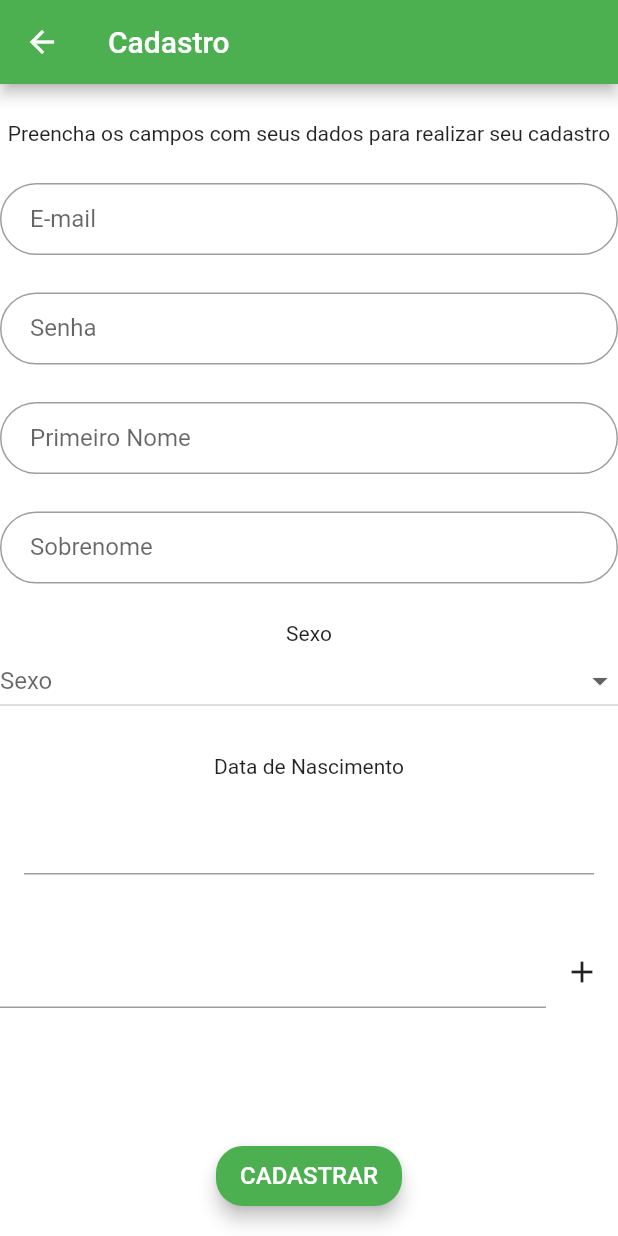
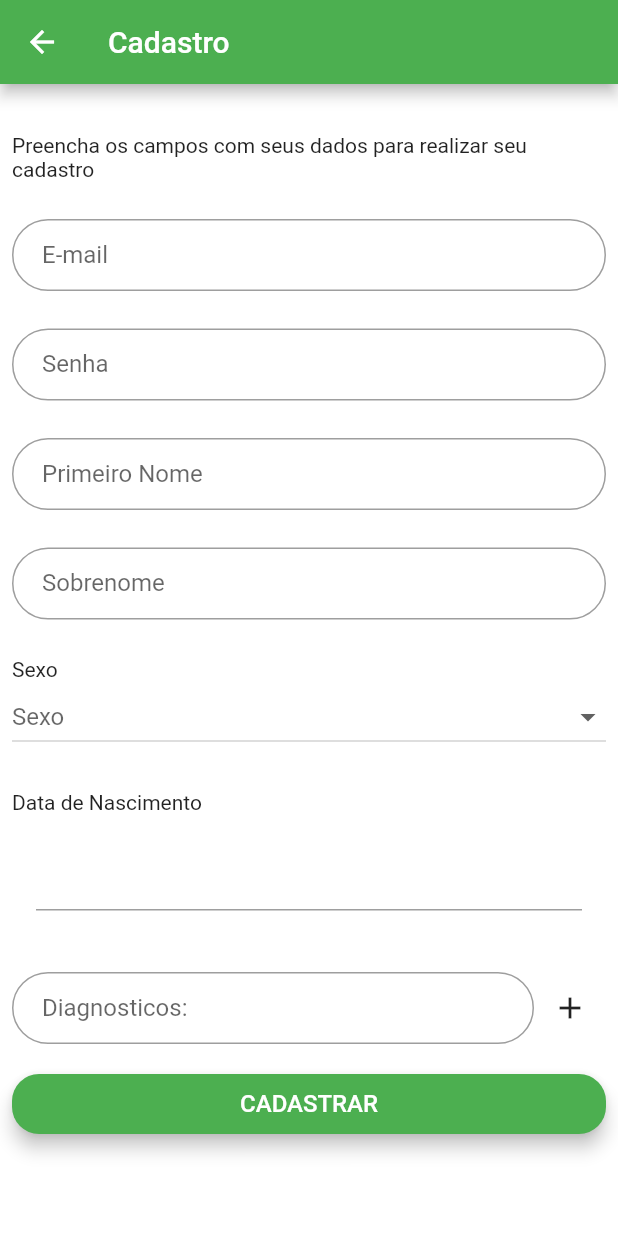
Before and after one commit to daltonbc96/afetivo, a Flutter app: the screen it shows after launch, after a tap on "CRIAR CONTA", on a phone screen of 412 x 824 dp. Run offline on Flutter 3.47's test engine with Material 2 defaults, Android fonts, the phone set to English and light mode, and no system bars; drawn by our look-alikes of datetime_picker_formfield; our stand-ins replace flutter_mobx, mobx; accounts and stored records are empty; generated files the repository leaves out were written again.

Commit message:
fix cadastro scroller

```diff
--- a/lib/pages/cadastroPage.dart
+++ b/lib/pages/cadastroPage.dart
@@ -1,9 +1,11 @@
 import 'package:afetivo/models/User.dart';
 import 'package:afetivo/pages/loginPage.dart';
+import 'package:afetivo/stores/LoginStore.dart';
 import 'package:flutter/material.dart';
 import 'package:intl/intl.dart';
 import 'package:datetime_picker_formfield/datetime_picker_formfield.dart';
 import 'package:flutter_mobx/flutter_mobx.dart';
+import 'package:provider/provider.dart';
 
 class CadastroPage extends StatefulWidget {
   static String tag = 'tag-page-cadastro';
@@ -15,6 +17,7 @@ class _State extends State<CadastroPage> {
   String sexos = 'Masculino';
   final TextEditingController diagnosticoFieldController =
       TextEditingController();
+  final TextEditingController passwordFieldController = TextEditingController();
   UserProfile userProfile = UserProfile(diagnosticos: ['TOC', 'Depressão']);
   @override
   void dispose() {
@@ -24,6 +27,7 @@ class _State extends State<CadastroPage> {
 
   @override
   Widget build(BuildContext context) {
+    final LoginStore loginStore = Provider.of<LoginStore>(context);
     final email = Observer(
         builder: (context) => TextFormField(
               keyboardType: TextInputType.emailAddress,
@@ -42,6 +46,7 @@ class _State extends State<CadastroPage> {
         builder: (context) => TextFormField(
               autofocus: false,
               obscureText: true,
+              controller: passwordFieldController,
               decoration: InputDecoration(
                 labelText: 'Senha',
                 contentPadding: EdgeInsets.fromLTRB(20.0, 10.0, 20.0, 10.0),
@@ -123,6 +128,13 @@ class _State extends State<CadastroPage> {
           Flexible(
               child: TextField(
             controller: diagnosticoFieldController,
+            decoration: InputDecoration(
+              labelText: 'Diagnosticos:',
+              contentPadding: EdgeInsets.fromLTRB(20.0, 10.0, 20.0, 10.0),
+              border: OutlineInputBorder(
+                borderRadius: BorderRadius.circular(32.0),
+              ),
+            ),
           )),
           IconButton(
             icon: const Icon(Icons.add),
@@ -130,18 +142,17 @@ class _State extends State<CadastroPage> {
               userProfile.addDiagnostico(diagnosticoFieldController.text);
               diagnosticoFieldController.text = '';
             },
-          )
+          ),
         ],
       ),
     );
 
     final diagnosticosList = Observer(
-        builder: (context) => Flexible(
-              child: ListView.builder(
-                  itemCount: userProfile.diagnosticos.length,
-                  itemBuilder: (_, index) {
-                    final String item = userProfile.diagnosticos[index];
-                    return ListTile(
+        builder: (context) => Column(
+            children: userProfile.diagnosticos
+                .map(
+                  (item) => Observer(
+                    builder: (context) => ListTile(
                       title: Row(
                         children: <Widget>[
                           Expanded(
@@ -151,12 +162,15 @@ class _State extends State<CadastroPage> {
                           )),
                           IconButton(
                             icon: const Icon(Icons.delete),
-                          onPressed: () => userProfile.deleteDiagnostico(item),
+                            onPressed: () =>
+                                userProfile.deleteDiagnostico(item),
                           )
                         ],
-                    ));
-                  }),
-            ));
+                      ),
+                    ),
+                  ),
+                )
+                .toList()));
 
     final sentBtt = Padding(
       padding: EdgeInsets.symmetric(vertical: 16.0),
@@ -169,9 +183,11 @@ class _State extends State<CadastroPage> {
         color: Theme.of(context).primaryColor,
         textColor: Colors.white,
         child: new Text("CADASTRAR", style: TextStyle(fontSize: 16.0)),
-          onPressed: () => {Navigator.of(context).pushNamed(LoginPage.tag)},
+        onPressed: () =>
+            loginStore.register(userProfile, passwordFieldController.text),
         splashColor: Colors.redAccent,
-        ));
+      ),
+    );
 
     return Scaffold(
       appBar: new AppBar(
@@ -179,7 +195,9 @@ class _State extends State<CadastroPage> {
       ),
       backgroundColor: Colors.white,
       body: Form(
-        child: Column(
+        child: Center(
+          child: ListView(
+            padding: const EdgeInsets.all(8),
             children: <Widget>[
               SizedBox(height: 25.0),
               new Text(
@@ -205,6 +223,7 @@ class _State extends State<CadastroPage> {
             ],
           ),
         ),
+      ),
     );
   }
 }
```
Also changed, not shown: lib/stores/LoginStore.dart (+18 -10 lines), lib/stores/LoginStore.g.dart. Lines whose indentation alone changed are shown as unchanged.
